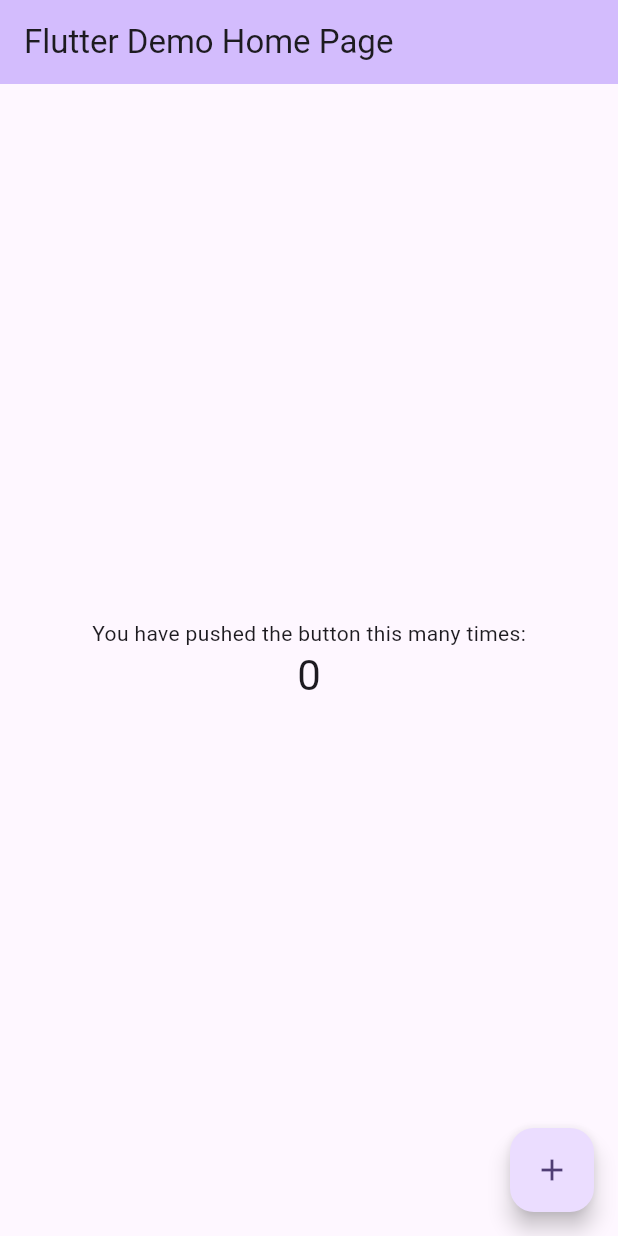
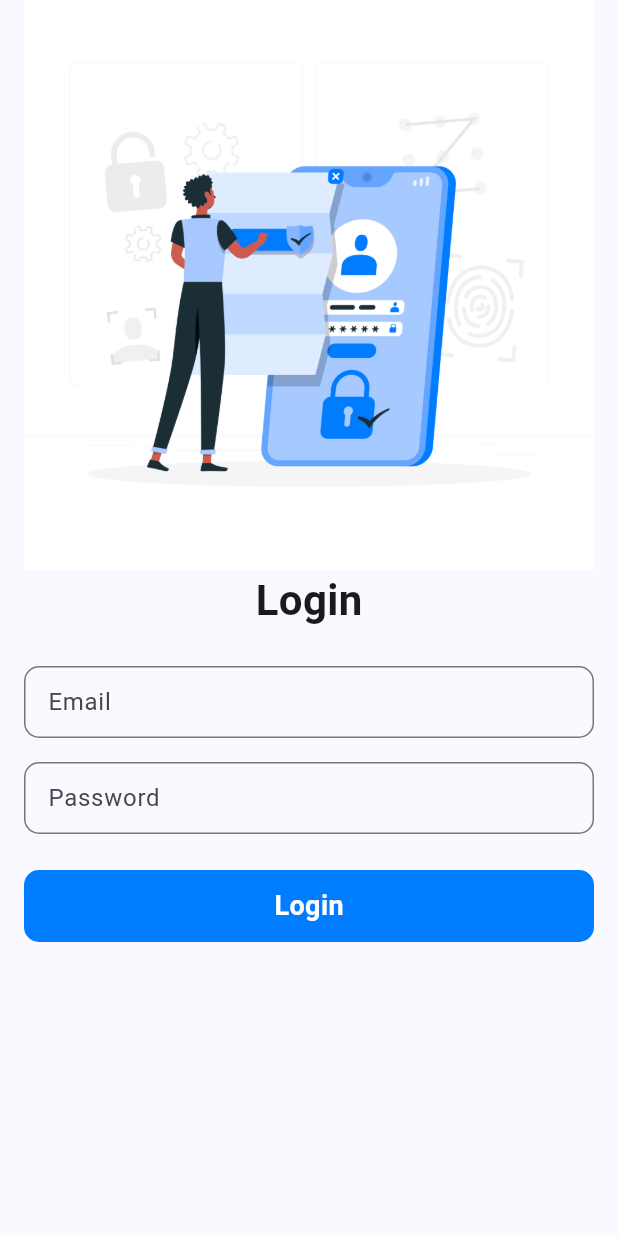
Before and after one commit to InfinityDX/sample_login, a Flutter app: the screen it shows after launch, on a phone screen of 412 x 824 dp. Run offline on Flutter 3.47's test engine with Material 2 defaults, Android fonts, the phone set to English and light mode, and no system bars; our stand-ins replace dio.

Commit message:
Simple Login and Log Out

```diff
--- a/lib/main.dart
+++ b/lib/main.dart
@@ -1,4 +1,5 @@
 import 'package:flutter/material.dart';
+import 'package:sample_login/screens/login_page.dart';
 
 void main() {
   runApp(const MyApp());
@@ -13,113 +14,10 @@ class MyApp extends StatelessWidget {
     return MaterialApp(
       title: 'Flutter Demo',
       theme: ThemeData(
-        // This is the theme of your application.
-        //
-        // TRY THIS: Try running your application with "flutter run". You'll see
-        // the application has a blue toolbar. Then, without quitting the app,
-        // try changing the seedColor in the colorScheme below to Colors.green
-        // and then invoke "hot reload" (save your changes or press the "hot
-        // reload" button in a Flutter-supported IDE, or press "r" if you used
-        // the command line to start the app).
-        //
-        // Notice that the counter didn't reset back to zero; the application
-        // state is not lost during the reload. To reset the state, use hot
-        // restart instead.
-        //
-        // This works for code too, not just values: Most code changes can be
-        // tested with just a hot reload.
-        colorScheme: ColorScheme.fromSeed(seedColor: Colors.deepPurple),
+        colorScheme: ColorScheme.fromSeed(seedColor: const Color(0xFF007CFF)),
         useMaterial3: true,
       ),
-      home: const MyHomePage(title: 'Flutter Demo Home Page'),
+      home: const LoginPage(),
     );
   }
 }
-
-class MyHomePage extends StatefulWidget {
-  const MyHomePage({super.key, required this.title});
-
-  // This widget is the home page of your application. It is stateful, meaning
-  // that it has a State object (defined below) that contains fields that affect
-  // how it looks.
-
-  // This class is the configuration for the state. It holds the values (in this
-  // case the title) provided by the parent (in this case the App widget) and
-  // used by the build method of the State. Fields in a Widget subclass are
-  // always marked "final".
-
-  final String title;
-
-  @override
-  State<MyHomePage> createState() => _MyHomePageState();
-}
-
-class _MyHomePageState extends State<MyHomePage> {
-  int _counter = 0;
-
-  void _incrementCounter() {
-    setState(() {
-      // This call to setState tells the Flutter framework that something has
-      // changed in this State, which causes it to rerun the build method below
-      // so that the display can reflect the updated values. If we changed
-      // _counter without calling setState(), then the build method would not be
-      // called again, and so nothing would appear to happen.
-      _counter++;
-    });
-  }
-
-  @override
-  Widget build(BuildContext context) {
-    // This method is rerun every time setState is called, for instance as done
-    // by the _incrementCounter method above.
-    //
-    // The Flutter framework has been optimized to make rerunning build methods
-    // fast, so that you can just rebuild anything that needs updating rather
-    // than having to individually change instances of widgets.
-    return Scaffold(
-      appBar: AppBar(
-        // TRY THIS: Try changing the color here to a specific color (to
-        // Colors.amber, perhaps?) and trigger a hot reload to see the AppBar
-        // change color while the other colors stay the same.
-        backgroundColor: Theme.of(context).colorScheme.inversePrimary,
-        // Here we take the value from the MyHomePage object that was created by
-        // the App.build method, and use it to set our appbar title.
-        title: Text(widget.title),
-      ),
-      body: Center(
-        // Center is a layout widget. It takes a single child and positions it
-        // in the middle of the parent.
-        child: Column(
-          // Column is also a layout widget. It takes a list of children and
-          // arranges them vertically. By default, it sizes itself to fit its
-          // children horizontally, and tries to be as tall as its parent.
-          //
-          // Column has various properties to control how it sizes itself and
-          // how it positions its children. Here we use mainAxisAlignment to
-          // center the children vertically; the main axis here is the vertical
-          // axis because Columns are vertical (the cross axis would be
-          // horizontal).
-          //
-          // TRY THIS: Invoke "debug painting" (choose the "Toggle Debug Paint"
-          // action in the IDE, or press "p" in the console), to see the
-          // wireframe for each widget.
-          mainAxisAlignment: MainAxisAlignment.center,
-          children: <Widget>[
-            const Text(
-              'You have pushed the button this many times:',
-            ),
-            Text(
-              '$_counter',
-              style: Theme.of(context).textTheme.headlineMedium,
-            ),
-          ],
-        ),
-      ),
-      floatingActionButton: FloatingActionButton(
-        onPressed: _incrementCounter,
-        tooltip: 'Increment',
-        child: const Icon(Icons.add),
-      ), // This trailing comma makes auto-formatting nicer for build methods.
-    );
-  }
-}
--- /dev/null
+++ b/lib/screens/login_page.dart
@@ -0,0 +1,154 @@
+import 'dart:developer';
+
+import 'package:dio/dio.dart';
+import 'package:flutter/material.dart';
+import 'package:sample_login/screens/home_page.dart';
+
+class LoginPage extends StatefulWidget {
+  const LoginPage({super.key});
+
+  @override
+  State<LoginPage> createState() => _LoginPageState();
+}
+
+class _LoginPageState extends State<LoginPage> {
+  // Object for calling http requests
+  final Dio dioClient = Dio();
+
+  bool isCallingApi = false;
+
+  String email = '';
+  String password = '';
+
+  @override
+  Widget build(BuildContext context) {
+    return GestureDetector(
+      onTap: () => FocusScope.of(context).unfocus(),
+      child: Scaffold(
+        body: SingleChildScrollView(
+          child: Padding(
+            padding: const EdgeInsets.symmetric(horizontal: 16),
+            child: Column(
+              crossAxisAlignment: CrossAxisAlignment.start,
+              children: [
+                Image.asset('assets/login.jpg'),
+                const Center(
+                  child: Text(
+                    'Login',
+                    style: TextStyle(fontWeight: FontWeight.bold, fontSize: 28),
+                  ),
+                ),
+                const SizedBox(height: 24),
+                TextFormField(
+                  onChanged: (name) => email = name,
+                  decoration: InputDecoration(
+                    hintText: 'Email',
+                    contentPadding: const EdgeInsets.all(12),
+                    border: OutlineInputBorder(
+                      borderSide: const BorderSide(color: Colors.grey),
+                      borderRadius: BorderRadius.circular(10),
+                    ),
+                    labelText: 'Email',
+                  ),
+                ),
+                const SizedBox(height: 16),
+                TextFormField(
+                  onChanged: (pass) => password = pass,
+                  decoration: InputDecoration(
+                    hintText: 'Password',
+                    contentPadding: const EdgeInsets.all(12),
+                    border: OutlineInputBorder(
+                      borderSide: const BorderSide(color: Colors.grey),
+                      borderRadius: BorderRadius.circular(10),
+                    ),
+                    labelText: 'Password',
+                  ),
+                ),
+                const SizedBox(height: 24),
+                GestureDetector(
+                  onTap: attemptLogin,
+                  child: Container(
+                    height: 48,
+                    alignment: Alignment.center,
+                    width: double.infinity,
+                    decoration: BoxDecoration(
+                      borderRadius: BorderRadius.circular(10),
+                      color: const Color(0xFF007CFF),
+                    ),
+                    child: isCallingApi
+                        ? const CircularProgressIndicator.adaptive(
+                            backgroundColor: Colors.white,
+                          )
+                        : const Text(
+                            'Login',
+                            style: TextStyle(
+                              fontWeight: FontWeight.bold,
+                              fontSize: 18,
+                              color: Colors.white,
+                            ),
+                          ),
+                  ),
+                )
+              ],
+            ),
+          ),
+        ),
+      ),
+    );
+  }
+
+  void attemptLogin() async {
+    setState(() => isCallingApi = true);
+    var response = await dioClient.post(
+      'https://khposter.com/api/p1-user-login',
+      options: Options(
+        headers: {
+          "Content-Type": "application/json",
+          'Accept': '*/*',
+
+          ///? This is just the requirement from khposter.com,
+          ///? Some other website no need this
+          'poster_check': 'HTRF35Poster90io@#Xcv100RF',
+        },
+      ),
+      data: {
+        "p1_email": email,
+        "p1_password": password,
+        "p1_user_token": 23423423432,
+      },
+    );
+
+    /// If the http calling return some problems, meaning it failed
+    if (response.data['status'] == 0) {
+      setState(() => isCallingApi = false);
+      showError(response.data['message']);
+      return;
+    }
+
+    /// If it's not fail then we go to the next page
+
+    Navigator.of(context).pushReplacement(MaterialPageRoute(
+      builder: (context) {
+        return const HomePage();
+      },
+    ));
+  }
+
+  void showError(String message) {
+    showDialog(
+      context: context,
+      builder: (context) {
+        return AlertDialog(
+          title: const Text('Could not Login'),
+          content: Text(message),
+          actions: [
+            TextButton(
+              onPressed: () => Navigator.pop(context),
+              child: const Text('Ok'),
+            )
+          ],
+        );
+      },
+    );
+  }
+}
```
Also changed, not shown: lib/screens/home_page.dart (added, +57 -0 lines), pubspec.yaml (+5 -7 lines), assets/login.jpg (added), pubspec.lock.
